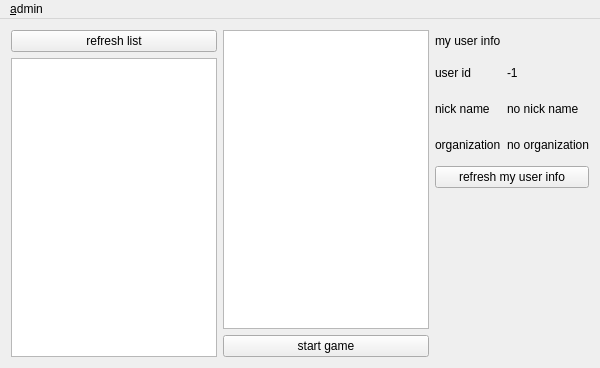
This is MainClient/gui/mainwindow.ui in stareven/Dlut-Game-Platform as Qt 5 draws it before an edit. The edited form follows.
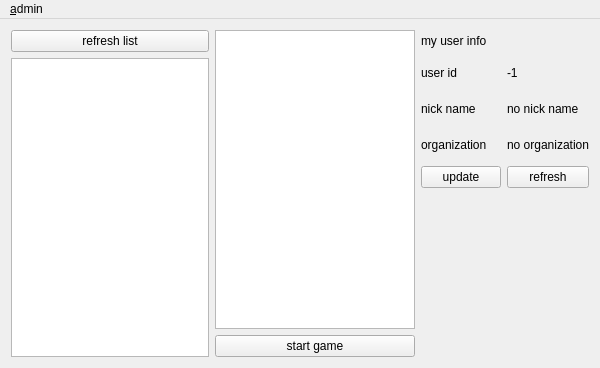
This is the edited form.

Commit message: add UpdateUserInfo request and dialog

```diff
--- a/MainClient/gui/mainwindow.ui
+++ b/MainClient/gui/mainwindow.ui
@@ -130,10 +130,10 @@
       </property>
      </widget>
     </item>
-    <item row="4" column="2" colspan="2">
+    <item row="4" column="3">
      <widget class="QPushButton" name="btn_refresh_myuserinfo">
       <property name="text">
-       <string>refresh my user info</string>
+       <string>refresh</string>
       </property>
      </widget>
     </item>
@@ -180,6 +180,13 @@
       </property>
      </widget>
     </item>
+    <item row="4" column="2">
+     <widget class="QPushButton" name="btn_update_myuserinfo">
+      <property name="text">
+       <string>update</string>
+      </property>
+     </widget>
+    </item>
    </layout>
   </widget>
   <widget class="QMenuBar" name="menuBar">
```
The commit also changes 12 other files.
